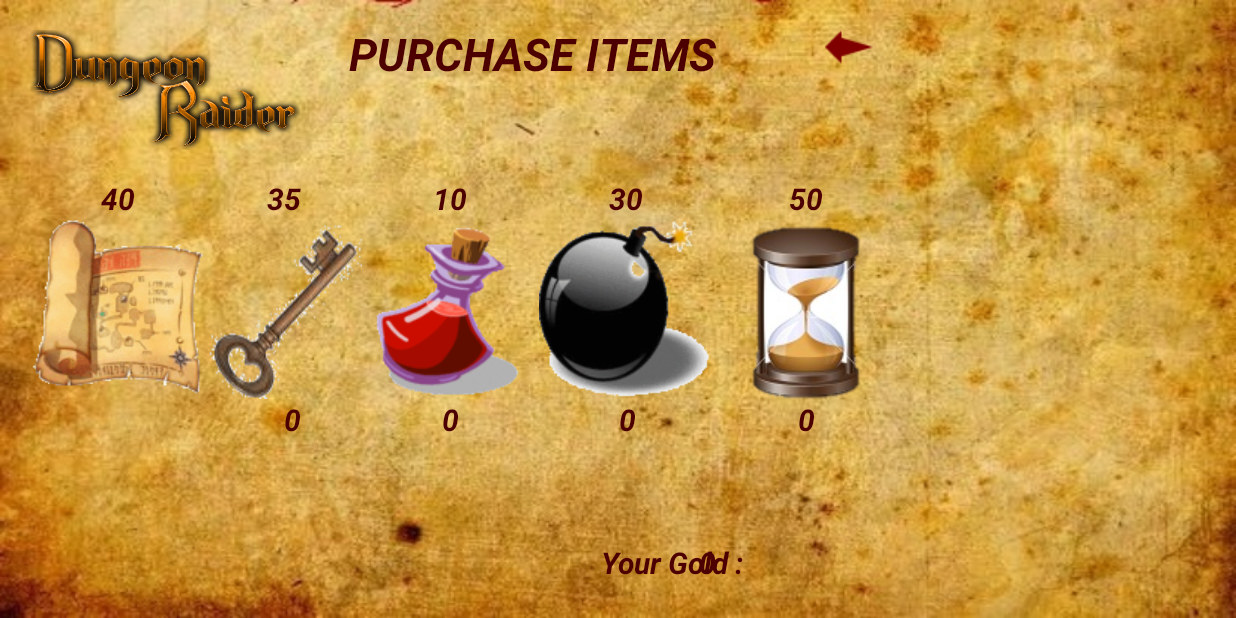
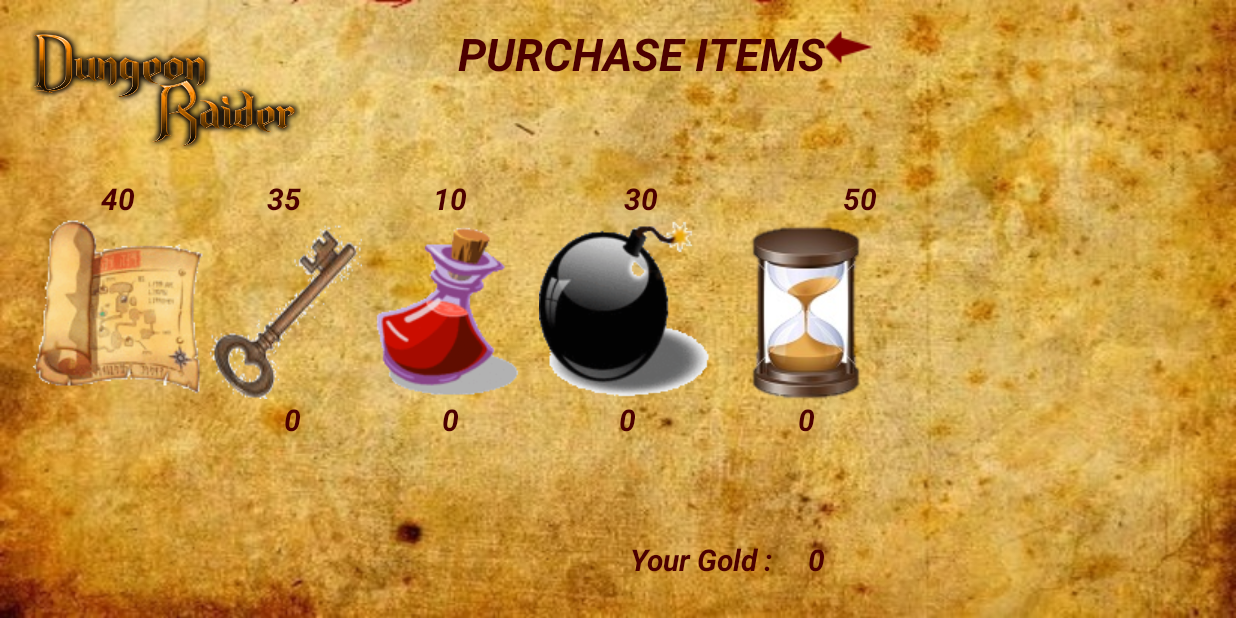
Before and after one commit to ajinkya-dhamnaskar/dungeon-raider, an Android app: the PurchaseDungeonItems screen opened directly, with no data from a screen before it, on a phone screen of 824 x 412 dp (held sideways). Run offline under Robolectric (Android 15) with nearby library versions, the phone set to English and light mode, and no system bars; 2 statements that could not run were skipped.

Commit message:
-- cosmetic changes -- changes in constants

```diff
--- a/app/src/main/res/layout/purchase_dungeon_items.xml
+++ b/app/src/main/res/layout/purchase_dungeon_items.xml
@@ -111,12 +111,12 @@
         android:textColor="#4C0000"
         android:textStyle="bold|italic"
         android:id="@+id/txtdungeongold"
-        android:layout_marginBottom="23dp"
+        android:layout_marginBottom="25dp"
         android:layout_alignParentBottom="true"
-        android:layout_toRightOf="@+id/txtpotioncost"
-        android:layout_toEndOf="@+id/txtpotioncost"
-        android:layout_marginLeft="41dp"
-        android:layout_marginStart="41dp" />
+        android:layout_toLeftOf="@+id/textView_goldvalue"
+        android:layout_toStartOf="@+id/textView_goldvalue"
+        android:layout_marginRight="23dp"
+        android:layout_marginEnd="23dp" />
 
     <TextView
         android:layout_width="wrap_content"
@@ -124,13 +124,11 @@
         android:textAppearance="?android:attr/textAppearanceMedium"
         android:id="@+id/textView_goldvalue"
         android:text=""
-        android:layout_marginLeft="8dp"
         android:textSize="20dp"
         android:textColor="#4C0000"
         android:textStyle="bold|italic"
         android:layout_alignTop="@+id/txtdungeongold"
-        android:layout_alignRight="@+id/textViewBombsOwned"
-        android:layout_alignEnd="@+id/textViewBombsOwned" />
+        android:layout_toLeftOf="@+id/imageViewBackButton" />
 
     <TextView
         android:layout_width="wrap_content"
```
